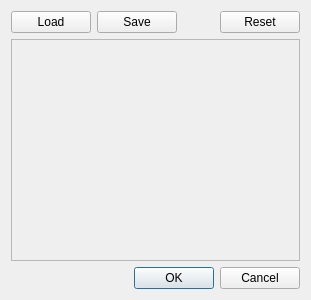
The window that palettedialog.ui (greyswandir007/StructureHexEditor) describes before a commit, drawn with Qt 5.
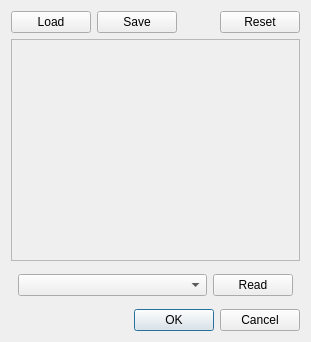
The same window after the commit.

Commit message: Added read palette from structure functionality

Diff of the .ui file:
```diff
--- a/palettedialog.ui
+++ b/palettedialog.ui
@@ -7,7 +7,7 @@
     <x>0</x>
     <y>0</y>
     <width>311</width>
-    <height>300</height>
+    <height>342</height>
    </rect>
   </property>
   <property name="windowTitle">
@@ -68,6 +68,39 @@
      </property>
     </widget>
    </item>
+   <item>
+    <layout class="QHBoxLayout" name="horizontalLayout_2">
+     <property name="leftMargin">
+      <number>7</number>
+     </property>
+     <property name="topMargin">
+      <number>7</number>
+     </property>
+     <property name="rightMargin">
+      <number>7</number>
+     </property>
+     <property name="bottomMargin">
+      <number>7</number>
+     </property>
+     <item>
+      <widget class="QComboBox" name="sourceBox">
+       <property name="sizePolicy">
+        <sizepolicy hsizetype="Expanding" vsizetype="Fixed">
+         <horstretch>0</horstretch>
+         <verstretch>0</verstretch>
+        </sizepolicy>
+       </property>
+      </widget>
+     </item>
+     <item>
+      <widget class="QPushButton" name="readButton">
+       <property name="text">
+        <string>Read</string>
+       </property>
+      </widget>
+     </item>
+    </layout>
+   </item>
    <item>
     <widget class="QDialogButtonBox" name="buttonBox">
      <property name="orientation">
```
The commit also changes 3 other files.
